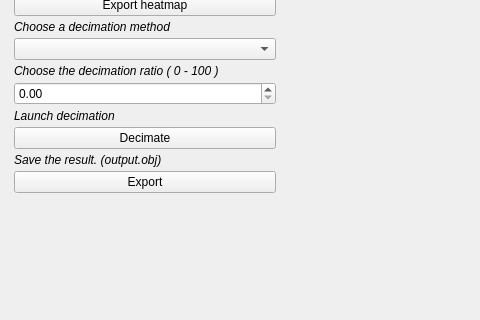
First picture: the form in DecimationM1/mainwindow.ui, repository BrokShad/Decimation_qualite_visuelle, before the edit; both pictures show x 0 to 480 and y 169 to 489 of the 1020 by 642 pixel window.
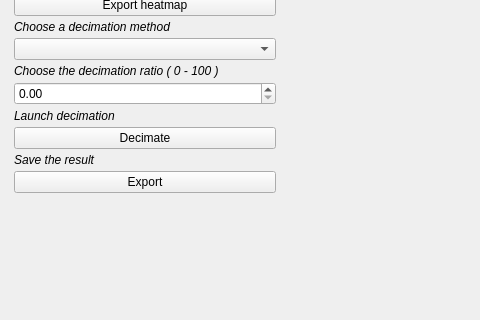
Second picture: the form after the edit. Custom widgets are drawn as their Qt base class.

```diff
--- a/DecimationM1/mainwindow.ui
+++ b/DecimationM1/mainwindow.ui
@@ -176,7 +176,7 @@
           </font>
          </property>
          <property name="text">
-          <string>Save the result. (output.obj)</string>
+          <string>Save the result</string>
          </property>
         </widget>
        </item>
```
